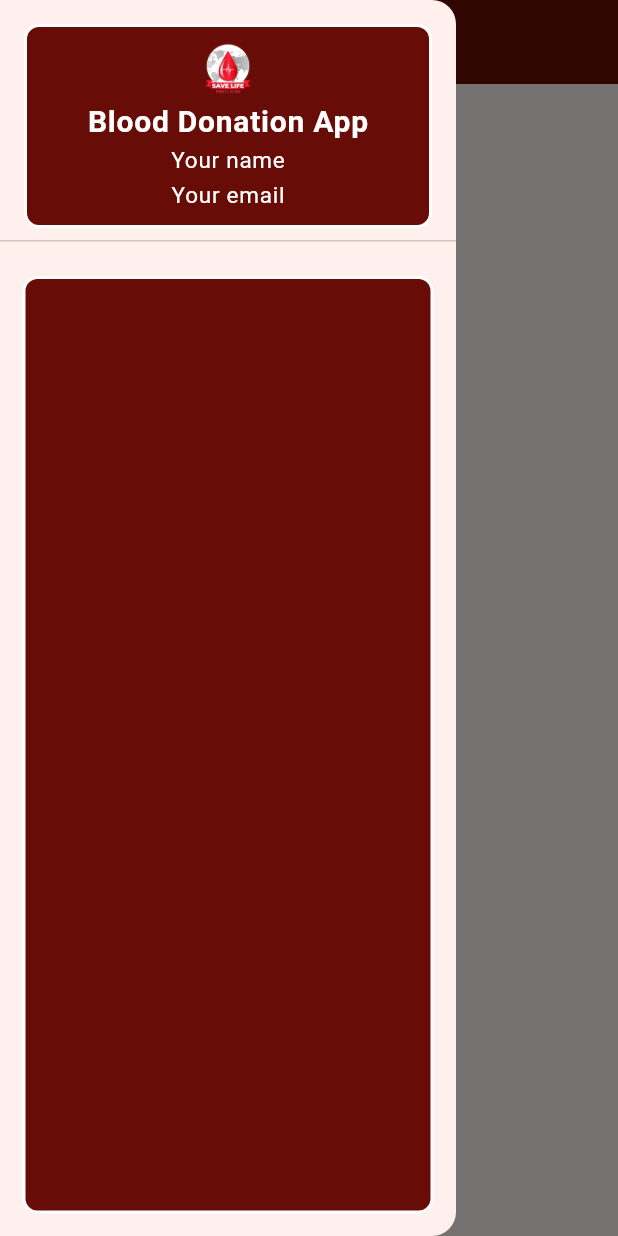
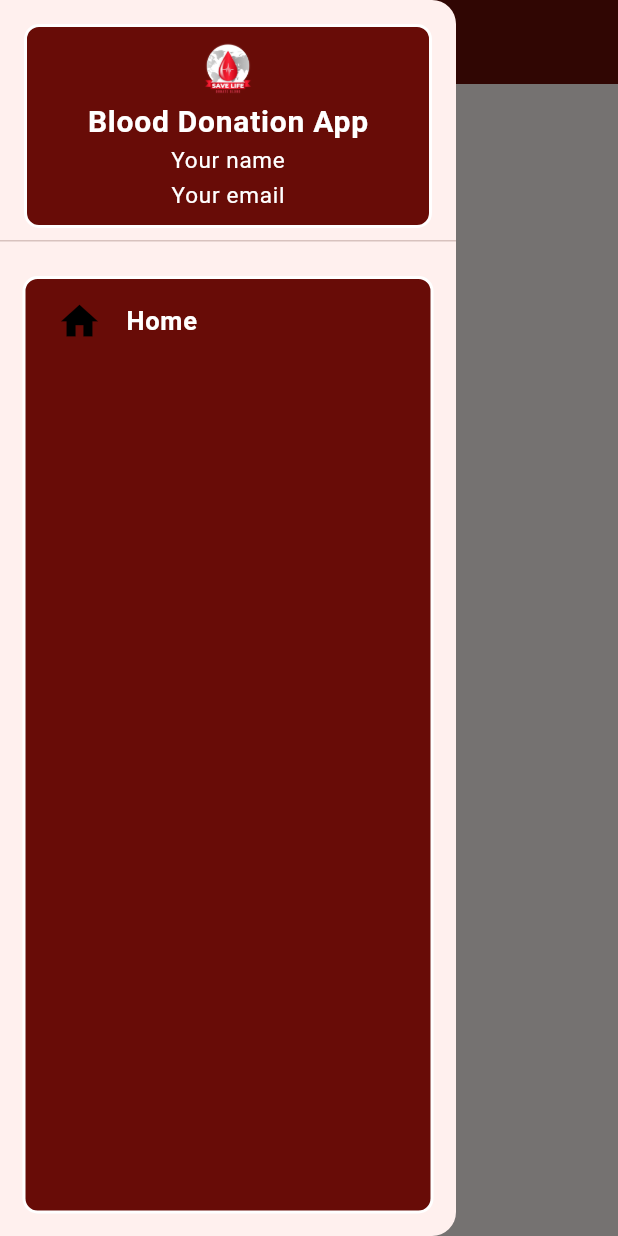
Before and after one commit to Khalidbinwaheed/blood_donation, a Flutter app: the screen it shows once a user with an empty profile is signed in, with the side drawer open, on a phone screen of 412 x 824 dp. Run offline on Flutter 3.47's test engine with Material 3 defaults, Android fonts, the phone set to English and light mode, and no system bars; our stand-ins replace cloud_firestore, firebase_auth, firebase_core, flutter_riverpod, go_router, riverpod_annotation; accounts and stored records are empty; generated files the repository leaves out were written again.

Commit message:
Update main_drawer.dart

```diff
--- a/lib/feathers/user_managment/presentation/widgets/main_drawer.dart
+++ b/lib/feathers/user_managment/presentation/widgets/main_drawer.dart
@@ -39,9 +39,9 @@ class MainDrawer extends ConsumerWidget {
                   Text('Your email', style: AppStyle.normalTextStyle),
                 ],
               ),
-            )
-            ),
-            Expanded (child: Container(
+            )),
+            Expanded(
+              child: Container(
                 width: double.infinity,
                 margin: EdgeInsets.all(15),
                 decoration: BoxDecoration(
@@ -51,18 +51,31 @@ class MainDrawer extends ConsumerWidget {
                       color: Colors.white,
                       style: BorderStyle.solid,
                       width: 2,
-                )
-              ),
+                    )),
+                child: SingleChildScrollView(
                   child: Padding(
                     padding: const EdgeInsets.fromLTRB(5, 0, 0, 0),
                     child: Column(
                       crossAxisAlignment: CrossAxisAlignment.start,
                       children: [
-
+                        ListTile(
+                          leading: const Icon(
+                            Icons.home,
+                            color: Colors.black,
+                            size: 30,
+                          ),
+                          title: Text(
+                            'Home',
+                            style: AppStyle.headingTextStyle
+                                .copyWith(fontSize: 17.0),
+                          ),
+                        )
                       ],
                     ),
                   ),
-            ),),
+                ),
+              ),
+            ),
           ],
         ),
       ),
```
Lines whose indentation alone changed are shown as unchanged.
